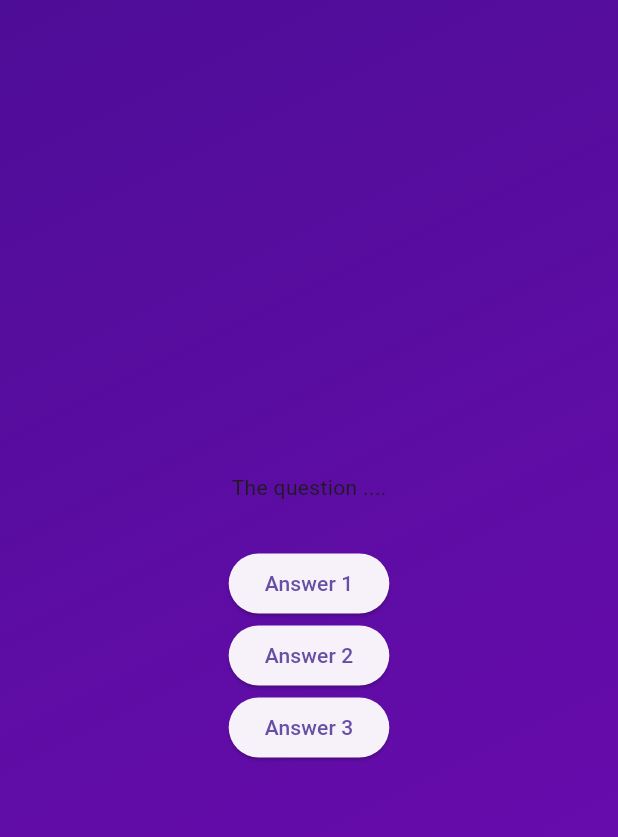
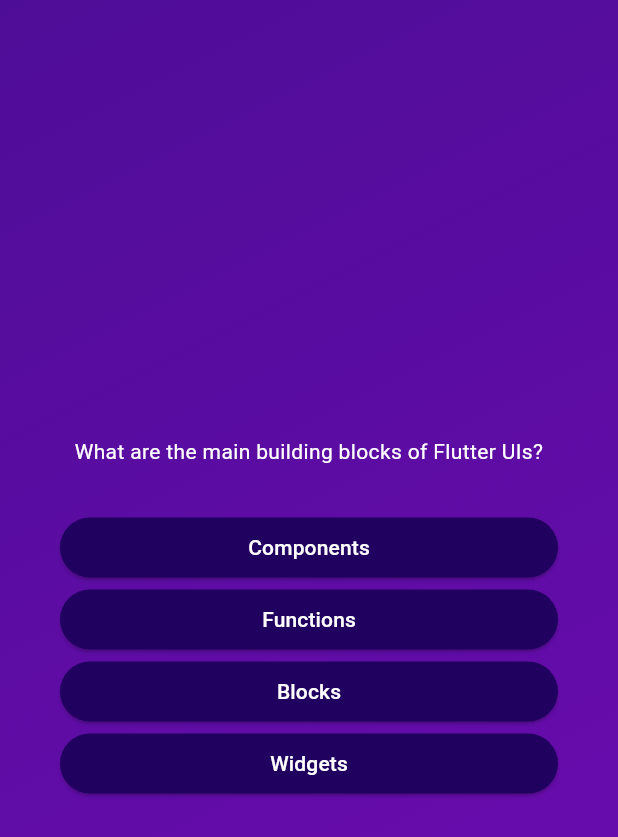
Before and after one commit to pdarko99/adv_basics, a Flutter app: the screen it shows after launch, after a tap on "Start quiz", on a phone screen of 412 x 824 dp. Shown: the top 837 px of the screen. Run offline on Flutter 3.47's test engine with Material 3 defaults, Android fonts, the phone set to English and light mode, and no system bars.

Commit message:
worked on displaying real qtsn on screen instead of placeholders

```diff
--- /dev/null
+++ b/lib/answer_button.dart
@@ -0,0 +1,26 @@
+import 'package:flutter/material.dart';
+
+class AnswerButton extends StatelessWidget {
+  const AnswerButton(this.answerText, this.onTap, {super.key});
+
+  final String answerText;
+  final void Function() onTap;
+  @override
+  Widget build(BuildContext context) {
+    return ElevatedButton(
+      onPressed: onTap,
+      style: ElevatedButton.styleFrom(
+        padding: const EdgeInsets.symmetric(
+          vertical: 10,
+          horizontal: 40,
+        ),
+        backgroundColor: const Color.fromARGB(255, 33, 1, 95),
+        foregroundColor: Colors.white,
+        shape: RoundedRectangleBorder(
+          borderRadius: BorderRadius.circular(30),
+        ),
+      ),
+      child: Text(answerText),
+    );
+  }
+}
--- a/lib/models/quiz_questions.dart
+++ b/lib/models/quiz_questions.dart
@@ -3,4 +3,10 @@ class QuizQuestion {
 
   final String text;
   final List<String> answers;
+
+  List<String> getShuffledAnswers() {
+    final shuffledList = List.of(answers);
+    shuffledList.shuffle();
+    return shuffledList;
+  }
 }
--- a/lib/questions_screen.dart
+++ b/lib/questions_screen.dart
@@ -1,3 +1,5 @@
+import 'package:adv_basics/answer_button.dart';
+import 'package:adv_basics/data/questions.dart';
 import 'package:flutter/material.dart';
 
 class QuestionsScreen extends StatefulWidget {
@@ -11,19 +13,33 @@ class QuestionsScreen extends StatefulWidget {
 class _QuestionsScreenState extends State<QuestionsScreen> {
   @override
   Widget build(BuildContext context) {
+    final currentQuestion = questions[0];
     return SizedBox(
       width: double.infinity,
+      child: Container(
+        margin: const EdgeInsets.all(40),
         child: Column(
           mainAxisAlignment: MainAxisAlignment.center,
+          crossAxisAlignment: CrossAxisAlignment.stretch,
           children: [
-          const Text('The question ....'),
+            Text(
+              currentQuestion.text,
+              style: const TextStyle(color: Colors.white),
+              textAlign: TextAlign.center,
+            ),
             const SizedBox(
               height: 30,
             ),
-          ElevatedButton(onPressed: () {}, child: const Text("Answer 1")),
-          ElevatedButton(onPressed: () {}, child: const Text("Answer 2")),
-          ElevatedButton(onPressed: () {}, child: const Text("Answer 3")),
+            ...currentQuestion.getShuffledAnswers().map(
+              (answer) {
+                return AnswerButton(
+                  answer,
+                  () {},
+                );
+              },
+            ),
           ],
+        ),
       ),
     );
   }
```
Lines whose indentation alone changed are shown as unchanged.
